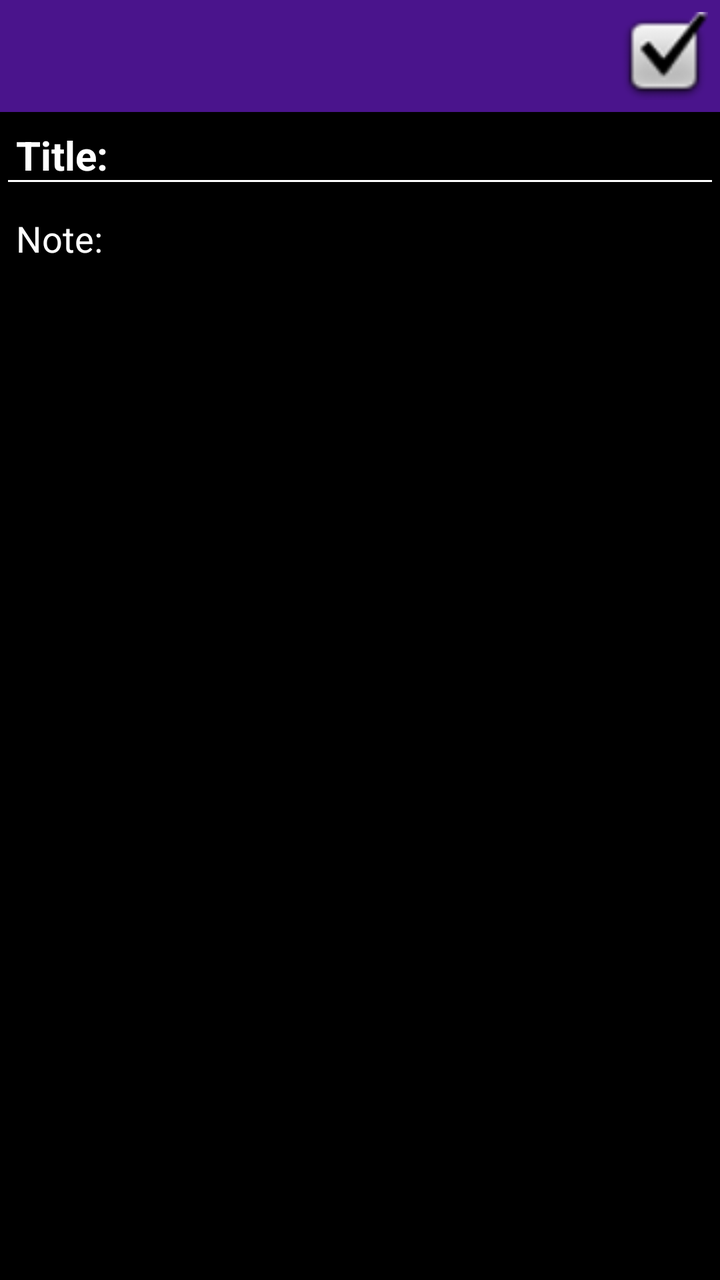
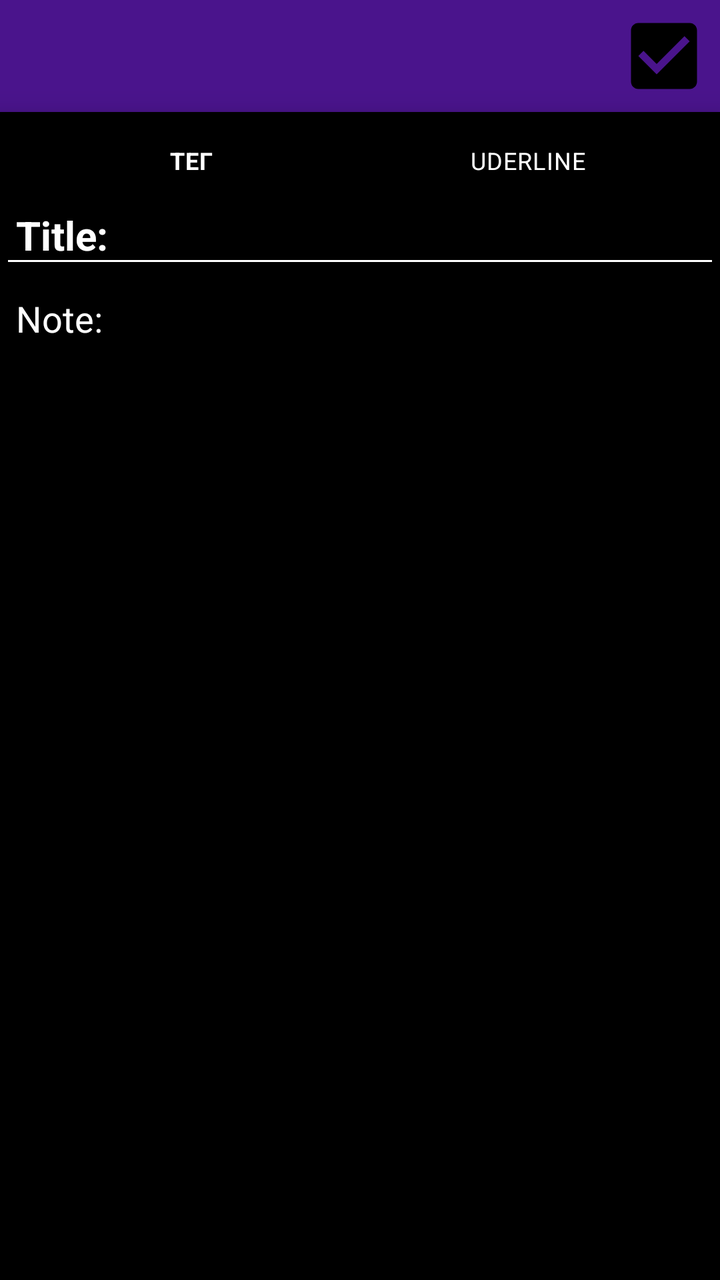

An Android layout rendered at two revisions. The XML below is the earlier revision; the diff shows what the commit changed to produce the second picture.
<!-- AndroidManifest.xml: activity theme Base.Theme.NOTE_PROJECT.NoActionBar -->
<!-- res/layout/activity_notes_taker.xml -->
<?xml version="1.0" encoding="utf-8"?>
<LinearLayout

    xmlns:android="http://schemas.android.com/apk/res/android"
    xmlns:app="http://schemas.android.com/apk/res-auto"
    xmlns:tools="http://schemas.android.com/tools"
    android:layout_width="match_parent"
    android:layout_height="match_parent"
    android:background="@color/black"
    android:orientation="vertical"
    tools:context=".NotesTakerActivity">

    <androidx.appcompat.widget.Toolbar
        android:id="@+id/toolbar_notes"
        android:layout_width="match_parent"
        android:layout_height="?attr/actionBarSize"
        android:background="@color/color1"
        app:title="@string/app_name">

        <RelativeLayout
            android:layout_width="match_parent"
            android:layout_height="wrap_content">

            <ImageView
                android:id="@+id/imageView_save"
                android:layout_width="?attr/actionBarSize"
                android:layout_height="?attr/actionBarSize"
                android:layout_alignParentEnd="true"
                android:background="@android:color/transparent"
                android:backgroundTint="#FFFFFF"
                android:padding="6dp"
                android:src="@android:drawable/checkbox_on_background" />

        </RelativeLayout>
    </androidx.appcompat.widget.Toolbar>

    <EditText
        android:id="@+id/editText_title"
        android:layout_width="match_parent"
        android:layout_height="wrap_content"
        android:backgroundTint="#FFFFFF"
        android:hint="Title:"
        android:padding="8dp"
        android:singleLine="true"
        android:textColor="@color/white"
        android:textColorHint="@color/white"
        android:textSize="20sp"
        android:textStyle="bold" />

    <EditText
        android:id="@+id/editText_note"
        android:layout_width="match_parent"
        android:layout_height="wrap_content"
        android:drawableTint="#FFFFFF"

        android:hint="Note:"
        android:padding="8dp"
        android:textColor="@color/white"
        android:textColorHint="@color/white"
        android:textSize="18sp"
        android:textStyle="normal" />


</LinearLayout>
<!-- resources referenced by this layout -->
<resources>
  <color name="black">#FF000000</color>
  <color name="color1">#4A148C</color>
  <color name="white">#FFFFFF</color>
  <string name="app_name">NOTE_PROJECT</string>
  <style name="Base.Theme.NOTE_PROJECT.NoActionBar" parent="Theme.MaterialComponents.DayNight.NoActionBar">
          <item name="colorPrimary">@color/color1</item>
          <item name="colorPrimaryVariant">@color/color1</item>
          <item name="colorOnPrimary">@color/white</item>
          <item name="colorSecondary">@color/color5</item>
          <item name="colorSecondaryVariant">@color/color5</item>
          <item name="colorOnSecondary">@color/black</item>
          <item name="android:statusBarColor" tools:targetapi="l">@color/design_default_color_primary_variant</item>
  
      </style>
  <color name="color5">#808080</color>
</resources>

<!-- the commit's change to res/layout/activity_notes_taker.xml (unified diff, before → after) -->
@@ -1,5 +1,5 @@
 <?xml version="1.0" encoding="utf-8"?>
-<LinearLayout
+<RelativeLayout
 
     xmlns:android="http://schemas.android.com/apk/res/android"
     xmlns:app="http://schemas.android.com/apk/res-auto"
@@ -21,6 +21,17 @@
             android:layout_width="match_parent"
             android:layout_height="wrap_content">
 
+            <TextView
+                android:id="@+id/textTegTOOLBAR"
+                android:layout_width="133dp"
+                android:layout_height="match_parent"
+                android:layout_marginEnd="204dp"
+                android:layout_toStartOf="@+id/imageView_save"
+                android:gravity="center"
+                android:text=""
+                android:textColor="#FFFFFF"
+                android:textSize="20sp" />
+
             <ImageView
                 android:id="@+id/imageView_save"
                 android:layout_width="?attr/actionBarSize"
@@ -29,15 +40,18 @@
                 android:background="@android:color/transparent"
                 android:backgroundTint="#FFFFFF"
                 android:padding="6dp"
-                android:src="@android:drawable/checkbox_on_background" />
+                android:src="@drawable/check_box1" />
 
         </RelativeLayout>
     </androidx.appcompat.widget.Toolbar>
+
 
     <EditText
         android:id="@+id/editText_title"
         android:layout_width="match_parent"
         android:layout_height="wrap_content"
+        android:layout_below="@+id/bottom_navigation"
+        android:layout_marginTop="1dp"
         android:backgroundTint="#FFFFFF"
         android:hint="Title:"
         android:padding="8dp"
@@ -51,8 +65,10 @@
         android:id="@+id/editText_note"
         android:layout_width="match_parent"
         android:layout_height="wrap_content"
+        android:layout_below="@+id/editText_title"
+
+        android:layout_marginTop="0dp"
         android:drawableTint="#FFFFFF"
-
         android:hint="Note:"
         android:padding="8dp"
         android:textColor="@color/white"
@@ -60,5 +76,17 @@
         android:textSize="18sp"
         android:textStyle="normal" />
 
+    <com.google.android.material.bottomnavigation.BottomNavigationView
+        android:id="@+id/bottom_navigation"
+        android:layout_width="match_parent"
+        android:layout_height="39dp"
+        android:layout_below="@+id/toolbar_notes"
+        android:layout_marginTop="0dp"
+        android:background="@color/black"
+        app:itemHorizontalTranslationEnabled="false"
+        app:itemTextColor="@color/white"
+        app:labelVisibilityMode="labeled"
+        app:menu="@menu/button_navigation_notes_taker" />
 
-</LinearLayout>
+
+</RelativeLayout>
<!-- resource entries referenced after the edit -->
@@ -3,6 +3,12 @@
   <color name="black">#FF000000</color>
   <color name="color1">#4A148C</color>
   <color name="white">#FFFFFF</color>
+  <!-- drawable check_box1 (drawable) -->
+  <vector android:height="24dp" android:tint="#000000"
+      android:viewportHeight="24" android:viewportWidth="24"
+      android:width="24dp" xmlns:android="http://schemas.android.com/apk/res/android">
+      <path android:fillColor="@android:color/white" android:pathData="M19,3L5,3c-1.11,0 -2,0.9 -2,2v14c0,1.1 0.89,2 2,2h14c1.11,0 2,-0.9 2,-2L21,5c0,-1.1 -0.89,-2 -2,-2zM10,17l-5,-5 1.41,-1.41L10,14.17l7.59,-7.59L19,8l-9,9z"/>
+  </vector>
   <string name="app_name">NOTE_PROJECT</string>
   <style name="Base.Theme.NOTE_PROJECT.NoActionBar" parent="Theme.MaterialComponents.DayNight.NoActionBar">
           <item name="colorPrimary">@color/color1</item>
